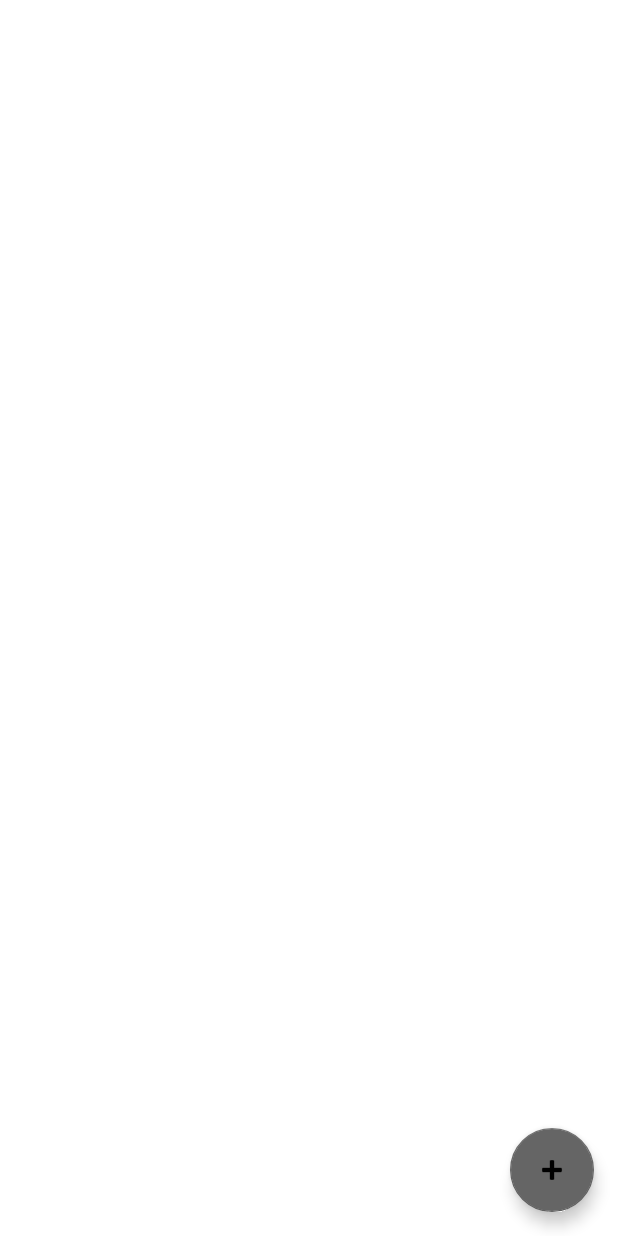
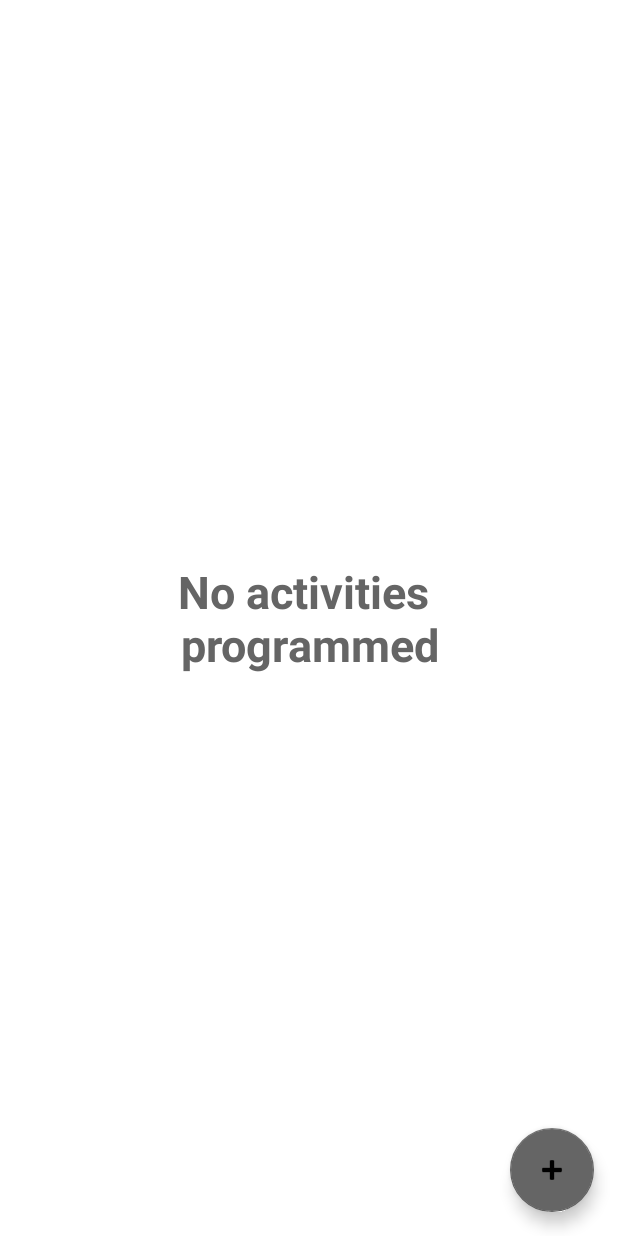
Before and after one commit to Bitxo92/Taskly, an Android app: the screen it shows after launch (MainActivity), on a phone screen of 412 x 824 dp. Run offline under Robolectric (Android 15) with nearby library versions, the phone set to English and light mode, and no system bars.

Commit message:
completed the update function for crus database,k asociated to long press on task

```diff
--- a/app/build.gradle.kts
+++ b/app/build.gradle.kts
@@ -8,7 +8,7 @@ android {
 
     defaultConfig {
         applicationId = "com.patino.todolistapp"
-        minSdk = 31
+        minSdk = 33
         targetSdk = 35
         versionCode = 1
         versionName = "1.0"
--- a/app/src/main/java/com/patino/todolistapp/MainActivity.java
+++ b/app/src/main/java/com/patino/todolistapp/MainActivity.java
@@ -5,52 +5,74 @@ import android.app.AlarmManager;
 import android.app.PendingIntent;
 import android.content.Context;
 import android.content.Intent;
+import android.content.pm.PackageManager;
+import android.os.Build;
 import android.os.Bundle;
+import android.provider.Settings;
 import android.util.Log;
 import android.view.View;
+import android.Manifest;
+import android.widget.TextView;
 
 import androidx.annotation.Nullable;
 import androidx.appcompat.app.AppCompatActivity;
+import androidx.core.app.ActivityCompat;
+import androidx.core.content.ContextCompat;
 import androidx.core.view.WindowCompat;
 import androidx.recyclerview.widget.ItemTouchHelper;
 import androidx.recyclerview.widget.LinearLayoutManager;
 import androidx.recyclerview.widget.RecyclerView;
+
 import com.google.android.material.floatingactionbutton.FloatingActionButton;
 
 import java.util.Collections;
 import java.util.List;
 
-public class MainActivity extends AppCompatActivity {
+public class MainActivity extends AppCompatActivity implements TaskAdapter.OnTaskLongClickListener {
     private RecyclerView recyclerView;
     private TaskAdapter adapter;
     private DatabaseHelper databaseHelper;
     private static final int ADD_TASK_REQUEST = 1;
     private static final int TASK_REMINDER_REQUEST_CODE = 1001;
+    private TextView noTasksText;  // Move the declaration here
 
     @Override
     protected void onCreate(Bundle savedInstanceState) {
         super.onCreate(savedInstanceState);
         setContentView(R.layout.activity_main);
 
-        // Enable edge-to-edge UI
-        WindowCompat.setDecorFitsSystemWindows(getWindow(), false);
+        // Initialize noTasksText after setContentView
+        noTasksText = findViewById(R.id.noTasksText);
 
-        // Apply padding to respect system bars
-        View rootView = findViewById(android.R.id.content);
-        rootView.setOnApplyWindowInsetsListener((v, insets) -> {
-            v.setPadding(0, insets.getSystemWindowInsetTop(), 0, insets.getSystemWindowInsetBottom());
-            return insets.consumeSystemWindowInsets();
-        });
+        // Request notification permission for Android 13 and above
+        if (Build.VERSION.SDK_INT >= Build.VERSION_CODES.TIRAMISU) {
+            if (ContextCompat.checkSelfPermission(this, Manifest.permission.POST_NOTIFICATIONS) != PackageManager.PERMISSION_GRANTED) {
+                ActivityCompat.requestPermissions(this, new String[]{Manifest.permission.POST_NOTIFICATIONS}, 101);
+            }
+        }
 
+        // Check for exact alarm permission for Android 12 and above
+        AlarmManager alarmManager = (AlarmManager) getSystemService(Context.ALARM_SERVICE);
+        if (Build.VERSION.SDK_INT >= Build.VERSION_CODES.S) {
+            if (!alarmManager.canScheduleExactAlarms()) {
+                Intent intent = new Intent(Settings.ACTION_REQUEST_SCHEDULE_EXACT_ALARM);
+                startActivity(intent);
+            }
+        }
+
+        // Initialize RecyclerView and adapter
         recyclerView = findViewById(R.id.recyclerView);
         recyclerView.setLayoutManager(new LinearLayoutManager(this));
         databaseHelper = new DatabaseHelper(this);
 
+        // Load tasks from the database
         loadTasks();
 
+        // Set up FloatingActionButton to add a new task
         FloatingActionButton fab = findViewById(R.id.fab_add_task);
         fab.setOnClickListener(view -> startActivityForResult(new Intent(this, AddTaskActivity.class), ADD_TASK_REQUEST));
 
+        // Enable swipe-to-delete feature
         enableSwipeToDelete();
     }
 
@@ -58,7 +80,7 @@ public class MainActivity extends AppCompatActivity {
     protected void onActivityResult(int requestCode, int resultCode, @Nullable Intent data) {
         super.onActivityResult(requestCode, resultCode, data);
         if (requestCode == ADD_TASK_REQUEST && resultCode == RESULT_OK) {
-            loadTasks();
+            loadTasks(); // Refresh the task list
 
             // Check if the intent contains a task time (this assumes you're sending the task time from AddTaskActivity)
             if (data != null) {
@@ -73,12 +95,20 @@ public class MainActivity extends AppCompatActivity {
         }
     }
 
-
     private void loadTasks() {
         List<Task> tasks = databaseHelper.getAllTasks();
         Collections.sort(tasks, (t1, t2) -> Long.compare(t1.getTimestamp(), t2.getTimestamp()));
-        adapter = new TaskAdapter(tasks, databaseHelper);
+
+        // Initialize the adapter with the task list and this activity as the long-click listener
+        adapter = new TaskAdapter(tasks, databaseHelper, this);
         recyclerView.setAdapter(adapter);
+
+        // Check if there are no tasks and show the "No activities programmed" message
+        if (adapter.getItemCount() == 0) {
+            noTasksText.setVisibility(View.VISIBLE);  // Show "No activities programmed"
+        } else {
+            noTasksText.setVisibility(View.GONE);  // Hide the message
+        }
     }
 
     private void enableSwipeToDelete() {
@@ -94,6 +124,11 @@ public class MainActivity extends AppCompatActivity {
                 Task task = adapter.getTaskAt(position);
                 databaseHelper.deleteTask(task.getId());
                 adapter.removeTask(position);
+
+                // After removal, check if the list is empty and show/hide the message
+                if (adapter.getItemCount() == 0) {
+                    noTasksText.setVisibility(View.VISIBLE);  // Show "No activities programmed"
+                }
             }
         };
         new ItemTouchHelper(callback).attachToRecyclerView(recyclerView);
@@ -104,12 +139,9 @@ public class MainActivity extends AppCompatActivity {
     public void scheduleTaskReminder(long taskTime, String taskTitle) {
         AlarmManager alarmManager = (AlarmManager) getSystemService(Context.ALARM_SERVICE);
 
-
         long reminderTime = taskTime - 10 * 60 * 1000; // 10 minutes before (in milliseconds)
 
-
         Log.d("TaskReminder", "Task time: " + taskTime + ", Reminder time: " + reminderTime);
-
 
         if (reminderTime <= System.currentTimeMillis()) {
             Log.d("TaskReminder", "Reminder time is in the past. Cannot schedule.");
@@ -121,7 +153,7 @@ public class MainActivity extends AppCompatActivity {
         intent.putExtra("taskTitle", taskTitle);
         intent.putExtra("taskTime", taskTime);
 
-       //for BroadcastReceiver to be triggered
+        // Create a PendingIntent
         PendingIntent pendingIntent = PendingIntent.getBroadcast(
                 this,
                 TASK_REMINDER_REQUEST_CODE,
@@ -135,4 +167,16 @@ public class MainActivity extends AppCompatActivity {
             Log.d("TaskReminder", "Alarm set for: " + reminderTime);
         }
     }
+
+    // Implement the long-click listener
+    @Override
+    public void onTaskLongClick(Task task) {
+        // Open EditTaskActivity and pass the task data
+        Intent intent = new Intent(this, EditTaskActivity.class);
+        intent.putExtra("taskId", task.getId()); // Pass the task ID
+        intent.putExtra("taskTitle", task.getTitle()); // Pass the task title
+        intent.putExtra("taskDescription", task.getDescription()); // Pass the task description
+        intent.putExtra("taskTimestamp", task.getTimestamp()); // Pass the task timestamp
+        startActivityForResult(intent, ADD_TASK_REQUEST); // Use the same request code as adding a task
+    }
 }
--- a/app/src/main/java/com/patino/todolistapp/TaskAdapter.java
+++ b/app/src/main/java/com/patino/todolistapp/TaskAdapter.java
@@ -13,16 +13,24 @@ import java.util.Locale;
 public class TaskAdapter extends RecyclerView.Adapter<TaskAdapter.TaskViewHolder> {
     private List<Task> taskList;
     private DatabaseHelper databaseHelper;
-    private SimpleDateFormat dateFormat = new SimpleDateFormat("EEE, dd MMM yyyy - HH:mm", Locale.getDefault());
+    private OnTaskLongClickListener longClickListener; // Interface for long-click listener
 
-    public TaskAdapter(List<Task> taskList, DatabaseHelper databaseHelper) {
+    // Interface for long-click listener
+    public interface OnTaskLongClickListener {
+        void onTaskLongClick(Task task);
+    }
+
+    // Constructor with long-click listener
+    public TaskAdapter(List<Task> taskList, DatabaseHelper databaseHelper, OnTaskLongClickListener longClickListener) {
         this.taskList = taskList;
         this.databaseHelper = databaseHelper;
+        this.longClickListener = longClickListener; // Initialize the listener
     }
 
     @NonNull
     @Override
     public TaskViewHolder onCreateViewHolder(@NonNull ViewGroup parent, int viewType) {
+        // Inflate the task item layout
         View view = LayoutInflater.from(parent.getContext()).inflate(R.layout.task_item, parent, false);
         return new TaskViewHolder(view);
     }
@@ -33,6 +41,14 @@ public class TaskAdapter extends RecyclerView.Adapter<TaskAdapter.TaskViewHolder
         holder.title.setText(task.getTitle());
         holder.description.setText(task.getDescription());
         holder.dateTime.setText(dateFormat.format(task.getTimestamp()));
+
+        // Set long-click listener
+        holder.itemView.setOnLongClickListener(v -> {
+            if (longClickListener != null) {
+                longClickListener.onTaskLongClick(task); // Trigger the long-click listener
+            }
+            return true; // Return true to indicate the event is consumed
+        });
     }
 
     @Override
@@ -40,23 +56,30 @@ public class TaskAdapter extends RecyclerView.Adapter<TaskAdapter.TaskViewHolder
         return taskList.size();
     }
 
+    // Method to get the task at a specific position
     public Task getTaskAt(int position) {
         return taskList.get(position);
     }
 
+    // Method to remove a task from the list
     public void removeTask(int position) {
         taskList.remove(position);
         notifyItemRemoved(position);
     }
 
+    // ViewHolder class
     static class TaskViewHolder extends RecyclerView.ViewHolder {
         TextView title, description, dateTime;
 
         public TaskViewHolder(View itemView) {
             super(itemView);
+            // Initialize views
             title = itemView.findViewById(R.id.task_title);
             description = itemView.findViewById(R.id.task_description);
             dateTime = itemView.findViewById(R.id.task_datetime);
         }
     }
+
+    // Date formatter for displaying the task timestamp
+    private SimpleDateFormat dateFormat = new SimpleDateFormat("EEE, dd MMM yyyy - HH:mm", Locale.getDefault());
 }
--- a/app/src/main/res/layout/activity_main.xml
+++ b/app/src/main/res/layout/activity_main.xml
@@ -24,6 +24,20 @@
         app:layoutManager="androidx.recyclerview.widget.LinearLayoutManager"
         app:layout_behavior="@string/appbar_scrolling_view_behavior" />
 
+    <!-- TextView to show when there are no tasks -->
+    <TextView
+        android:id="@+id/noTasksText"
+        android:layout_width="wrap_content"
+        android:layout_height="wrap_content"
+        android:text="No activities \nprogrammed"
+        android:textSize="30dp"
+        android:layout_gravity="center"
+        android:textColor="@color/teal_700"
+        android:textStyle="bold"
+        android:visibility="gone"
+        android:layout_centerInParent="true"
+        android:gravity="center" />
+
     <!-- Floating Action Button (FAB) to add a task -->
     <com.google.android.material.floatingactionbutton.FloatingActionButton
         android:id="@+id/fab_add_task"
--- /dev/null
+++ b/app/src/main/res/mipmap-anydpi-v26/ic_launcher.xml
@@ -0,0 +1,5 @@
+<?xml version="1.0" encoding="utf-8"?>
+<adaptive-icon xmlns:android="http://schemas.android.com/apk/res/android">
+    <background android:drawable="@drawable/ic_launcher_background"/>
+    <foreground android:drawable="@mipmap/ic_launcher_foreground"/>
+</adaptive-icon>
--- /dev/null
+++ b/app/src/main/res/mipmap-anydpi-v26/ic_launcher_round.xml
@@ -0,0 +1,5 @@
+<?xml version="1.0" encoding="utf-8"?>
+<adaptive-icon xmlns:android="http://schemas.android.com/apk/res/android">
+    <background android:drawable="@drawable/ic_launcher_background"/>
+    <foreground android:drawable="@mipmap/ic_launcher_foreground"/>
+</adaptive-icon>
```
Also changed, not shown: app/src/main/AndroidManifest.xml (+7 -3 lines), app/src/main/java/com/patino/todolistapp/DatabaseHelper.java (+10 -0 lines), app/src/main/java/com/patino/todolistapp/EditTaskActivity.java (added, +85 -0 lines), app/src/main/ic_launcher-playstore.png (added), app/src/main/res/mipmap-hdpi/ic_launcher_foreground.webp (added), app/src/main/res/mipmap-mdpi/ic_launcher_foreground.webp (added), app/src/main/res/mipmap-xhdpi/ic_launcher_foreground.webp (added), app/src/main/res/mipmap-xxhdpi/ic_launcher_foreground.webp (added), app/src/main/res/mipmap-xxxhdpi/ic_launcher_foreground.webp (added).
